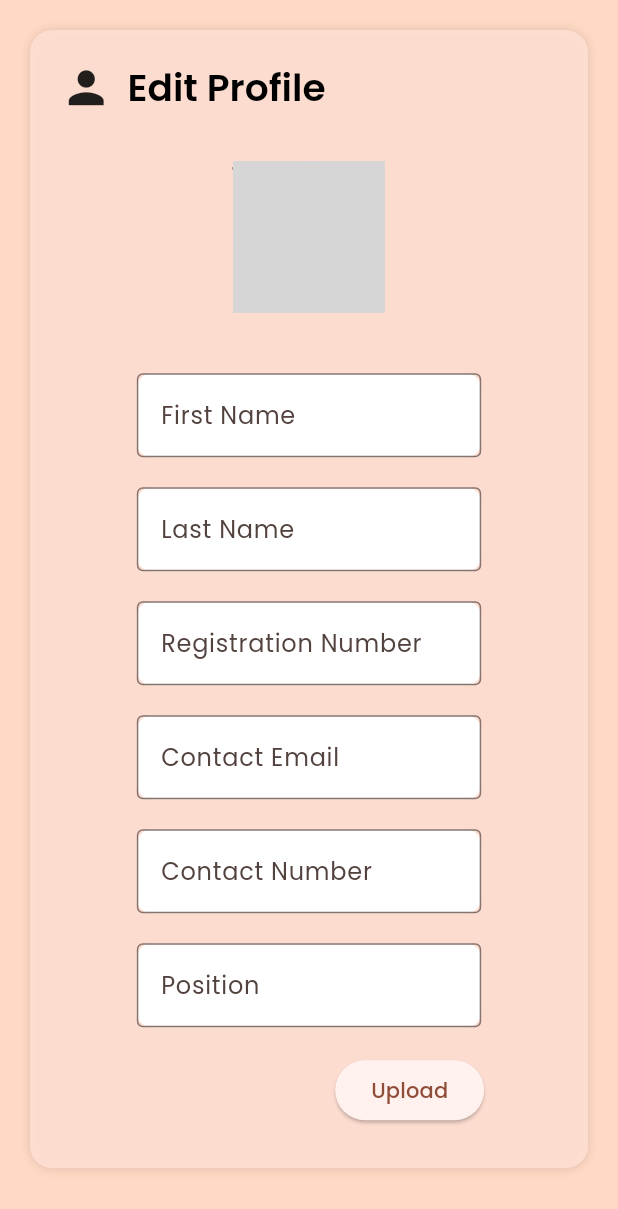
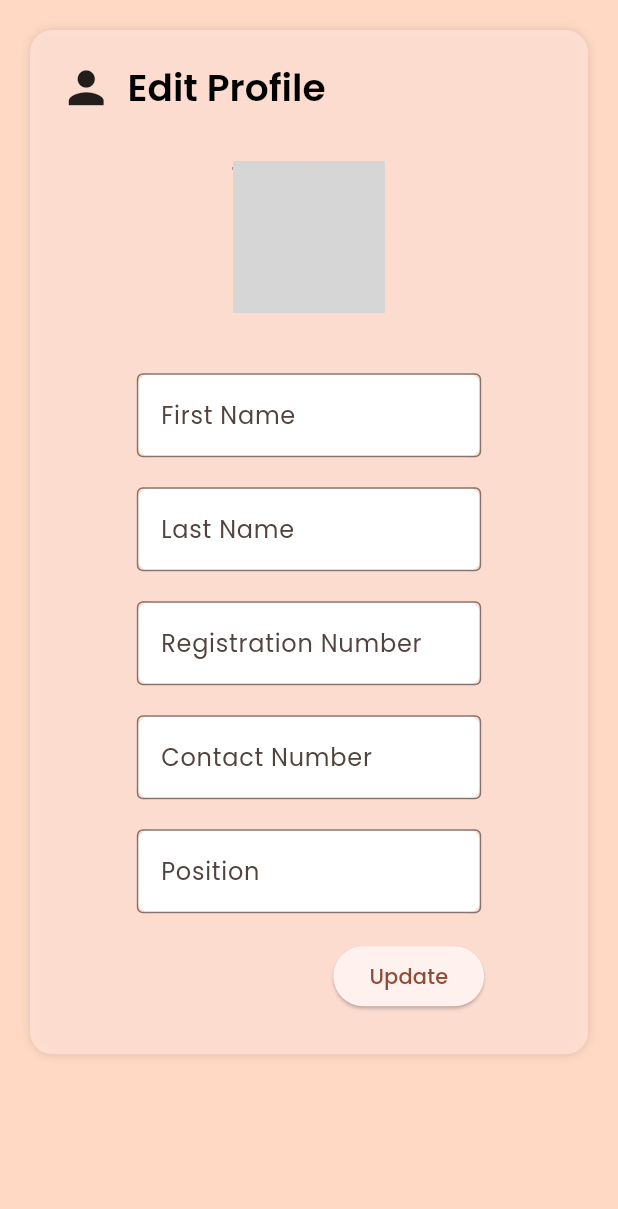
Before and after one commit to Randil-Hasanga/third_year_project_web_team_14, a Flutter app: the EditProfile screen opened by its route, on a phone screen of 412 x 824 dp. Shown: the top 1209 px of the screen. Run offline on Flutter 3.47's test engine with Material 3 defaults, Android fonts, the phone set to English and light mode, and no system bars; our stand-ins replace cloud_firestore, file_picker, firebase_auth, firebase_core, firebase_storage, flutter_image_compress and 4 more; missing offline and left inert: emailjs, flutter_pdfview; accounts and stored records are empty; network calls fail; grey boxes are pictures that could not be loaded.

Commit message:
web app improvements

```diff
--- a/jms_desktop/lib/pages/Dashboard.dart
+++ b/jms_desktop/lib/pages/Dashboard.dart
@@ -50,7 +50,7 @@ class _DashboardState extends State<Dashboard> {
           );
         },
         child: Icon(Icons.chat),
-        backgroundColor: Colors.purple,
+        backgroundColor: Colors.orange,
       ),
     );
   }
--- a/jms_desktop/lib/pages/edit_profile.dart
+++ b/jms_desktop/lib/pages/edit_profile.dart
@@ -52,7 +52,7 @@ class _EditProfileState extends State<EditProfile> {
 
   Map<String, dynamic>? officer;
 
-  String? _Fname, _Lname, _email, _contact, _regNo, _position;
+  String? _Fname, _Lname, _contact, _regNo, _position;
 
   @override
   void initState() {
@@ -70,14 +70,14 @@ class _EditProfileState extends State<EditProfile> {
           _imageLink = officer!['profile_image'];
           _Fname = officer!['fname'];
           _Lname = officer!['lname'];
-          _email = officer!['email'];
+
           _contact = officer!['contact'];
           _regNo = officer!['reg_no'];
           _position = officer!['position'];
 
           fnameController.text = _Fname ?? '';
           lnameController.text = _Lname ?? '';
-          emailController.text = _email ?? '';
+
           contactController.text = _contact ?? '';
           regNoController.text = _regNo ?? '';
           positionController.text = _position ?? '';
@@ -200,11 +200,6 @@ class _EditProfileState extends State<EditProfile> {
                 },
               );
             }, "Registration Number", validate: true, regNoController),
-            _textFieldWidgets!.outlinedEmailTextFieldwithValidate((value) {
-              setState(() {
-                _email = value;
-              });
-            }, "Contact Email", validate: true, emailController),
             _textFieldWidgets.outlinedContactTextFieldwithValidate((value) {
               setState(
                 () {
@@ -229,7 +224,7 @@ class _EditProfileState extends State<EditProfile> {
                       if (!isUploading) ...{
                         ElevatedButton(
                           onPressed: _updateOfficer,
-                          child: Text("Upload"),
+                          child: Text("Update"),
                         ),
                       } else ...{
                         CircularProgressIndicator(),
@@ -250,14 +245,14 @@ class _EditProfileState extends State<EditProfile> {
       if (_officerUpdateFormKey.currentState!.validate()) {
         _officerUpdateFormKey.currentState!.save();
 
-        print("$_Fname $_Lname $_contact $_email $_position $_regNo");
+        print("$_Fname $_Lname $_contact $_position $_regNo");
 
         setState(() {
           isUploading = true;
         });
 
         await _firebaseService!.updateOfficerProfile(_Fname, _Lname, _contact,
-            _email, _position, _regNo, imageFile, imageName, imageLink);
+            _position, _regNo, imageFile, imageName, imageLink);
 
         setState(() {
           isUploading = false;
--- a/jms_desktop/lib/pages/officers_page.dart
+++ b/jms_desktop/lib/pages/officers_page.dart
@@ -198,6 +198,8 @@ class _OfficersPageStete extends State<OfficersPage> {
   }
 
   Widget OfficerLisviewBuilderWidget(Map<String, dynamic> officer) {
+    bool isSelected = _selectedOfficer == officer;
+
     return Padding(
       padding: EdgeInsets.only(
         right: _deviceWidth! * 0.0125,
@@ -215,7 +217,9 @@ class _OfficersPageStete extends State<OfficersPage> {
           height: _deviceHeight! * 0.08,
           width: _deviceWidth! * 0.175,
           decoration: BoxDecoration(
-            color: cardBackgroundColor,
+            color: isSelected
+                ? const Color.fromARGB(255, 201, 255, 203)
+                : cardBackgroundColor,
             borderRadius: BorderRadius.circular(_widthXheight! * 0.66),
             boxShadow: const [
               BoxShadow(
--- a/jms_desktop/lib/services/firebase_services.dart
+++ b/jms_desktop/lib/services/firebase_services.dart
@@ -509,7 +509,7 @@ class FirebaseService {
         QuerySnapshot seekerSnapshot =
             await FirebaseFirestore.instance.collection(CV_COLLECTION).get();
 
-        // Process the provider data
+        // Process the seeker data
         Map<String, Map<String, dynamic>> seekerDataMap = {};
 
         for (var seeker in seekerSnapshot.docs) {
@@ -651,6 +651,7 @@ class FirebaseService {
     _querySnapshot = await _db
         .collection(VACANCY_COLLECTION)
         .where('uid', isEqualTo: userId)
+        .where('active', isEqualTo: true)
         .get();
 
     List<Map<String, dynamic>> vacancies = [];
@@ -1081,7 +1082,6 @@ class FirebaseService {
       String? fname,
       String? lname,
       String? contact,
-      String? email,
       String? position,
       String? regNo,
       Uint8List? imageFile,
@@ -1099,7 +1099,6 @@ class FirebaseService {
             'fname': fname,
             'lname': lname,
             'contact': contact,
-            'email': email,
             'position': position,
             'reg_no': regNo,
             'profile_image': _downloadURL
@@ -1111,7 +1110,6 @@ class FirebaseService {
             'fname': fname,
             'lname': lname,
             'contact': contact,
-            'email': email,
             'position': position,
             'reg_no': regNo,
             'profile_image': imageLink
@@ -1121,7 +1119,6 @@ class FirebaseService {
             'fname': fname,
             'lname': lname,
             'contact': contact,
-            'email': email,
             'position': position,
             'reg_no': regNo,
           }, SetOptions(merge: true));
--- a/jms_desktop/lib/widgets/textFieldWidget.dart
+++ b/jms_desktop/lib/widgets/textFieldWidget.dart
@@ -78,7 +78,7 @@ class TextFieldWidgets {
     if (_value == null || _value.isEmpty) {
       return 'Please enter contact no';
     }
-    final regex = RegExp(r'^\+?[0-9]{10,15}$');
+    final regex = RegExp(r'^\d{10}$');
 
     if (!regex.hasMatch(_value)) {
       return "Invalid contact number";
```
Also changed, not shown: jms_desktop/lib/pages/Main_Page.dart (+4 -6 lines), jms_desktop/lib/pages/job_providers_page.dart (+5 -2 lines), jms_desktop/lib/pages/pending_approvals.dart (+10 -2 lines), jms_desktop/lib/widgets/dashboard_widget.dart (+6 -1 lines), 1 other file.
